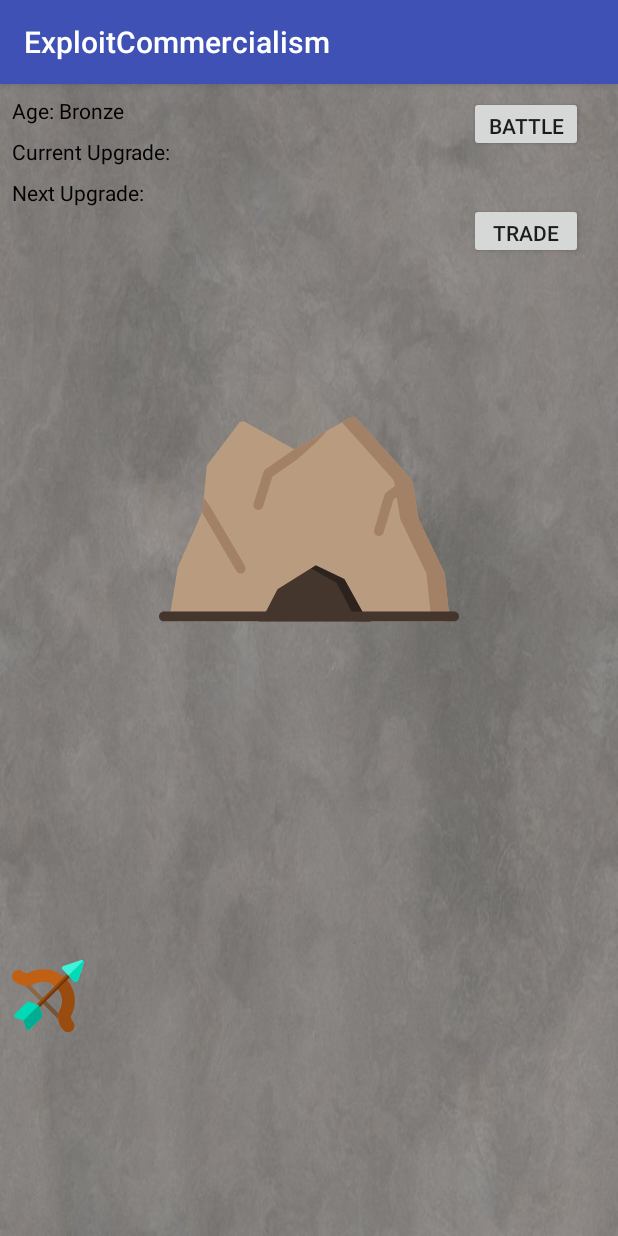
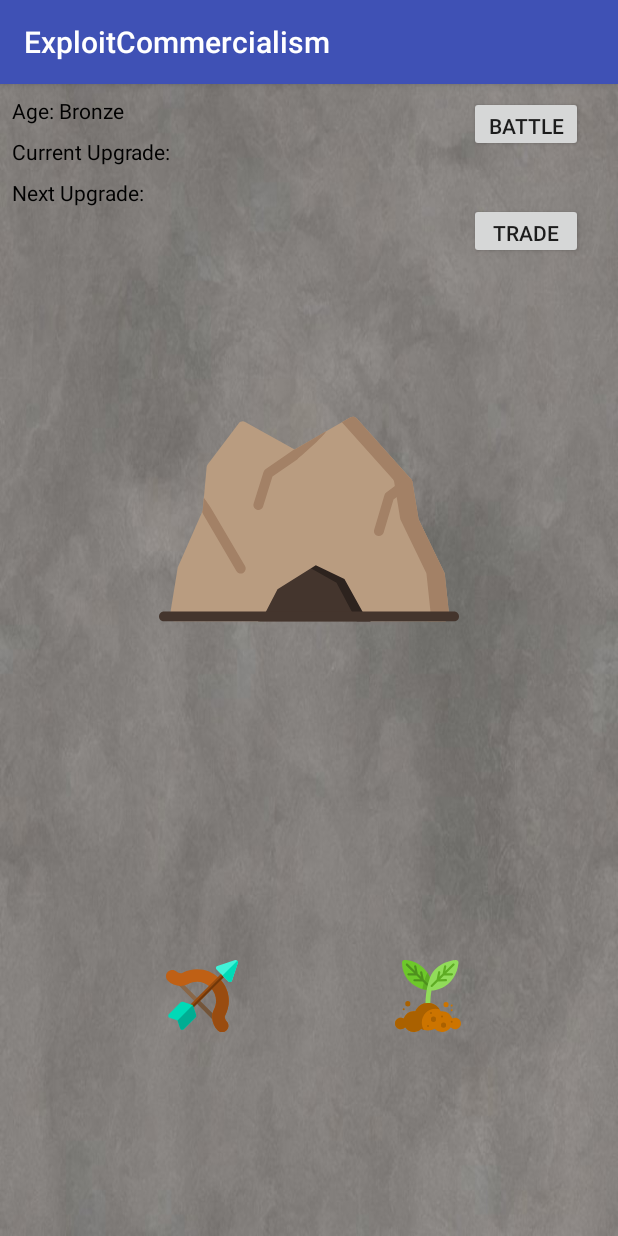
Before and after one commit to jaredblack/final-project, an Android app: the screen it shows after launch (MainActivity), on a phone screen of 412 x 824 dp. Run offline under Robolectric (Android 15) with nearby library versions, the phone set to English and light mode, and no system bars.

Commit message:
Updated upgrades and stuff probably no one even reads these

```diff
--- a/ExploitCommercialism/app/src/main/java/com/jhblack/exploitcommercialism/Farming.java
+++ b/ExploitCommercialism/app/src/main/java/com/jhblack/exploitcommercialism/Farming.java
@@ -8,7 +8,7 @@ import com.jhblack.exploitcommercialism.Upgrade;
 
 public class Farming extends Upgrade {
     public Farming(){
-        super(true, 3);
+        super(true, 3, 1000);
     }
 
     @Override
--- /dev/null
+++ b/ExploitCommercialism/app/src/main/res/drawable/ic_sprout.xml
@@ -0,0 +1,21 @@
+<vector android:height="24dp" android:viewportHeight="512.001"
+    android:viewportWidth="512.001" android:width="24dp" xmlns:android="http://schemas.android.com/apk/res/android">
+    <path android:fillColor="#6DC82A" android:pathData="M282.9,211.3c-3.9,4.1 -9.3,6.2 -14.9,5.9c-1.9,-0.1 -48.1,-3.3 -95.4,-28.8c-44.6,-24.1 -98.5,-72.9 -101.6,-168.8c-0.2,-5.2 1.8,-10.3 5.5,-14C82.1,0 88.8,0 91.6,0c0,0 0,0 0,0c2,0 49,0.3 97.5,29.4c25.2,15.1 46.1,35.1 62.2,59.6c19.4,29.6 31.8,65.6 36.7,107.1C288.6,201.7 286.8,207.3 282.9,211.3z"/>
+    <path android:fillColor="#5EAC24" android:pathData="M251.9,90c-7.9,14.6 -14.6,31.1 -19.4,49.7c-4.3,12.9 -10.9,35.6 -16.4,66.9c28.7,9 50.6,10.5 51.9,10.6c5.6,0.3 11.1,-1.8 14.9,-5.9c3.9,-4.1 5.7,-9.7 5.1,-15.2C283.1,155 271,119.4 251.9,90z"/>
+    <path android:fillColor="#4E901E" android:pathData="M266.7,178.9l-40.8,-39.8L215.1,85.5c-0.9,-4.2 -5,-7 -9.2,-6.1c-4.2,0.9 -7,5 -6.1,9.2l6.2,31.1L183.5,97.7l-10.9,-54.3c-0.9,-4.2 -5,-7 -9.2,-6.1c-4.2,0.9 -7,5 -6.1,9.2l6.4,31.9l-52.5,-51.2c-3.1,-3 -8.1,-3 -11.1,0.1c-3,3.1 -3,8.1 0.1,11.1l57.7,56.3l-40.3,-0.7c-4.3,-0.1 -7.9,3.4 -8,7.7c-0.1,4.3 3.4,7.9 7.7,8l56.9,1l26.8,26.1l-40.9,-0.7c-4.3,-0.1 -7.9,3.4 -8,7.7c-0.1,4.3 3.4,7.9 7.7,8l57.5,1l38.3,37.4c1.5,1.5 3.5,2.2 5.5,2.2c2,0 4.1,-0.8 5.6,-2.4C269.8,186.8 269.8,181.9 266.7,178.9z"/>
+    <path android:fillColor="#91DC5A" android:pathData="M467.8,5.9c-3.9,-4.1 -9.3,-6.2 -14.9,-5.9c-1.9,0.1 -48.1,3.3 -95.4,28.8c-36.3,19.6 -78.7,55.5 -95,119.8c-8.9,26.2 -28.4,97.1 -23.9,203.9c0.4,9.2 8,16.5 17.2,16.5c0.2,0 0.5,-0 0.7,-0c9.5,-0.4 16.9,-8.4 16.4,-17.9c-2.4,-55.3 2.2,-100.6 8.1,-133.9c13.2,-0.8 52.6,-5 92.9,-29.2c25.2,-15.1 46.1,-35.1 62.2,-59.6c19.4,-29.6 31.8,-65.6 36.7,-107.1C473.5,15.6 471.7,10 467.8,5.9z"/>
+    <path android:fillColor="#5EAC24" android:pathData="M443.1,27.3c-3,-3.1 -8,-3.2 -11.1,-0.1L379.5,78.3l6.4,-31.9c0.9,-4.2 -1.9,-8.4 -6.1,-9.2c-4.2,-0.8 -8.4,1.9 -9.2,6.1l-10.9,54.3l-22.5,21.9l6.2,-31.1c0.9,-4.2 -1.9,-8.4 -6.1,-9.2c-4.2,-0.9 -8.4,1.9 -9.2,6.1l-10.8,53.6l-40.8,39.8c-3.1,3 -3.2,8 -0.1,11.1c1.5,1.6 3.6,2.4 5.6,2.4c2,0 4,-0.7 5.5,-2.2l38.3,-37.4l57.5,-1c4.3,-0.1 7.8,-3.6 7.7,-8c-0.1,-4.3 -3.6,-7.7 -7.8,-7.7c-0,0 -0.1,0 -0.1,0l-40.9,0.7l26.8,-26.1l56.9,-1c4.3,-0.1 7.8,-3.6 7.7,-8c-0.1,-4.3 -3.6,-7.7 -7.8,-7.7c-0,0 -0.1,0 -0.1,0l-40.3,0.7l57.7,-56.3C446.1,35.4 446.2,30.4 443.1,27.3z"/>
+    <path android:fillColor="#CC7400" android:pathData="M449.2,410.1c-7.9,0 -15.3,2.2 -21.6,6.1c-9.3,-30.3 -37.5,-52.4 -70.9,-52.4c-3.7,0 -7.3,0.3 -10.9,0.8c-15.1,-34.6 -49.7,-58.8 -89.8,-58.8s-74.7,24.2 -89.8,58.8c-3.6,-0.5 -7.2,-0.8 -10.9,-0.8c-33.4,0 -61.6,22.1 -70.9,52.4c-6.3,-3.9 -13.7,-6.1 -21.6,-6.1c-22.8,0 -41.3,18.5 -41.3,41.3s18.5,41.3 41.3,41.3c12.2,0 23.2,-5.3 30.7,-13.7c13.3,19.9 36,33.1 61.7,33.1c20.9,0 39.7,-8.6 53.1,-22.5c14.1,7.8 30.3,12.3 47.6,12.3c17.3,0 33.5,-4.5 47.6,-12.3c13.5,13.9 32.3,22.5 53.1,22.5c25.7,0 48.4,-13.1 61.7,-33.1c7.6,8.4 18.5,13.7 30.7,13.7c22.8,0 41.3,-18.5 41.3,-41.3C490.5,428.6 472,410.1 449.2,410.1z"/>
+    <path android:fillColor="#AA6100" android:pathData="M309.9,345.9c9.7,0 19.2,1.4 28,4.1c-17.5,-26.6 -47.7,-44.2 -81.9,-44.2c-40.2,0 -74.7,24.2 -89.8,58.8c-3.6,-0.5 -7.2,-0.8 -10.9,-0.8c-33.4,0 -61.6,22.1 -70.9,52.4c-6.3,-3.9 -13.7,-6.1 -21.6,-6.1c-22.8,0 -41.3,18.5 -41.3,41.3c0,22.8 18.5,41.3 41.3,41.3c12.2,0 23.2,-5.3 30.7,-13.7c13.3,19.9 36,33.1 61.7,33.1c20.9,0 39.7,-8.6 53.1,-22.5c6.1,3.4 12.7,6.2 19.6,8.3c-10.2,-15.5 -16.1,-33.9 -16.1,-53.8C211.9,389.8 255.7,345.9 309.9,345.9z"/>
+    <path android:fillColor="#AA6100" android:pathData="M295,421m-17.8,0a17.8,17.8 0,1 1,35.5 0a17.8,17.8 0,1 1,-35.5 0"/>
+    <path android:fillColor="#AA6100" android:pathData="M366.6,462.9m-17.8,0a17.8,17.8 0,1 1,35.5 0a17.8,17.8 0,1 1,-35.5 0"/>
+    <path android:fillColor="#AA6100" android:pathData="M355.7,402.1m-6.8,0a6.8,6.8 0,1 1,13.7 0a6.8,6.8 0,1 1,-13.7 0"/>
+    <path android:fillColor="#AA6100" android:pathData="M256,469.7m-6.8,0a6.8,6.8 0,1 1,13.7 0a6.8,6.8 0,1 1,-13.7 0"/>
+    <path android:fillColor="#AA6100" android:pathData="M277.2,376.5m-6.8,0a6.8,6.8 0,1 1,13.7 0a6.8,6.8 0,1 1,-13.7 0"/>
+    <path android:fillColor="#AA6100" android:pathData="M424.4,438.8m-6.8,0a6.8,6.8 0,1 1,13.7 0a6.8,6.8 0,1 1,-13.7 0"/>
+    <path android:fillColor="#CC7400" android:pathData="M384.4,317.2m-17.8,0a17.8,17.8 0,1 1,35.5 0a17.8,17.8 0,1 1,-35.5 0"/>
+    <path android:fillColor="#CC7400" android:pathData="M424.4,357m-6.8,0a6.8,6.8 0,1 1,13.7 0a6.8,6.8 0,1 1,-13.7 0"/>
+    <path android:fillColor="#CC7400" android:pathData="M424.4,324.1m-6.8,0a6.8,6.8 0,1 1,13.7 0a6.8,6.8 0,1 1,-13.7 0"/>
+    <path android:fillColor="#AA6100" android:pathData="M112.5,310.9m-17.8,0a17.8,17.8 0,1 1,35.5 0a17.8,17.8 0,1 1,-35.5 0"/>
+    <path android:fillColor="#AA6100" android:pathData="M83,350.1m-6.8,0a6.8,6.8 0,1 1,13.7 0a6.8,6.8 0,1 1,-13.7 0"/>
+</vector>
--- a/ExploitCommercialism/app/src/main/res/layout/activity_main.xml
+++ b/ExploitCommercialism/app/src/main/res/layout/activity_main.xml
@@ -76,22 +76,22 @@
         app:layout_constraintTop_toTopOf="parent"
         app:layout_constraintVertical_bias="0.9" />
 
-    <!--<ImageButton-->
-        <!--android:id="@+id/upgrade2BT"-->
-        <!--android:layout_width="48dp"-->
-        <!--android:layout_height="48dp"-->
-        <!--android:layout_marginBottom="72dp"-->
-        <!--android:layout_marginTop="8dp"-->
-        <!--android:src="@drawable/ic_sprout"-->
-        <!--android:scaleType="fitCenter"-->
-        <!--android:background="@null"-->
-        <!--android:text="Button"-->
-        <!--app:layout_constraintBottom_toBottomOf="parent"-->
-        <!--app:layout_constraintEnd_toEndOf="parent"-->
-        <!--app:layout_constraintHorizontal_bias="0.5"-->
-        <!--app:layout_constraintStart_toEndOf="@+id/upgrade1BT"-->
-        <!--app:layout_constraintTop_toTopOf="parent"-->
-        <!--app:layout_constraintVertical_bias="0.9" />-->
+    <ImageButton
+        android:id="@+id/upgrade2BT"
+        android:layout_width="48dp"
+        android:layout_height="48dp"
+        android:layout_marginBottom="72dp"
+        android:layout_marginTop="8dp"
+        android:src="@drawable/ic_sprout"
+        android:scaleType="fitCenter"
+        android:background="@null"
+        android:text="Button"
+        app:layout_constraintBottom_toBottomOf="parent"
+        app:layout_constraintEnd_toEndOf="parent"
+        app:layout_constraintHorizontal_bias="0.5"
+        app:layout_constraintStart_toEndOf="@+id/upgrade1BT"
+        app:layout_constraintTop_toTopOf="parent"
+        app:layout_constraintVertical_bias="0.9" />
 
     <TextView
         android:id="@+id/moneyTV"
```
Also changed, not shown: ExploitCommercialism/app/src/main/java/com/jhblack/exploitcommercialism/Hunting.java (+1 -7 lines), ExploitCommercialism/app/src/main/java/com/jhblack/exploitcommercialism/Upgrade.java (+17 -2 lines).
